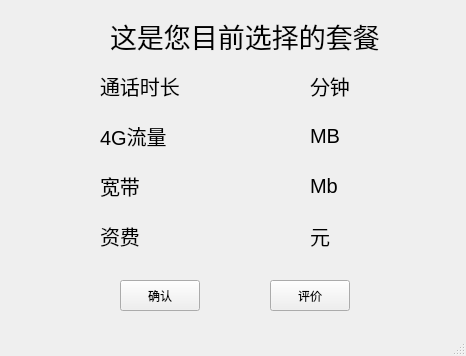
Above: qt03/user_plan.ui from s235784/ProgramDesign before the change. Below: the same form after it.
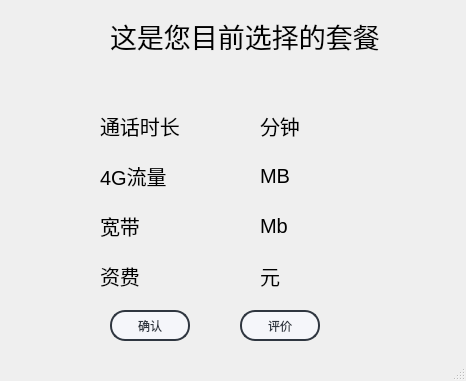
That is the form after the change. Icons and pictures are not drawn.

Commit message: 优化了大部分界面，修改了返回按钮bug

Patch:
```diff
--- a/qt03/user_plan.ui
+++ b/qt03/user_plan.ui
@@ -7,7 +7,7 @@
     <x>0</x>
     <y>0</y>
     <width>466</width>
-    <height>356</height>
+    <height>381</height>
    </rect>
   </property>
   <property name="windowTitle">
@@ -36,7 +36,7 @@
     <property name="geometry">
      <rect>
       <x>100</x>
-      <y>170</y>
+      <y>210</y>
       <width>91</width>
       <height>31</height>
      </rect>
@@ -54,7 +54,7 @@
     <property name="geometry">
      <rect>
       <x>100</x>
-      <y>70</y>
+      <y>110</y>
       <width>81</width>
       <height>31</height>
      </rect>
@@ -72,7 +72,7 @@
     <property name="geometry">
      <rect>
       <x>100</x>
-      <y>120</y>
+      <y>160</y>
       <width>91</width>
       <height>31</height>
      </rect>
@@ -89,8 +89,8 @@
    <widget class="QLabel" name="label_duration">
     <property name="geometry">
      <rect>
-      <x>310</x>
-      <y>70</y>
+      <x>260</x>
+      <y>110</y>
       <width>81</width>
       <height>31</height>
      </rect>
@@ -107,8 +107,8 @@
    <widget class="QLabel" name="label_traffic">
     <property name="geometry">
      <rect>
-      <x>310</x>
-      <y>120</y>
+      <x>260</x>
+      <y>160</y>
       <width>81</width>
       <height>31</height>
      </rect>
@@ -126,7 +126,7 @@
     <property name="geometry">
      <rect>
       <x>100</x>
-      <y>220</y>
+      <y>260</y>
       <width>91</width>
       <height>31</height>
      </rect>
@@ -143,8 +143,8 @@
    <widget class="QLabel" name="label_band">
     <property name="geometry">
      <rect>
-      <x>310</x>
-      <y>170</y>
+      <x>260</x>
+      <y>210</y>
       <width>81</width>
       <height>31</height>
      </rect>
@@ -161,9 +161,9 @@
    <widget class="QLabel" name="label_fee">
     <property name="geometry">
      <rect>
-      <x>310</x>
-      <y>220</y>
-      <width>81</width>
+      <x>260</x>
+      <y>260</y>
+      <width>111</width>
       <height>31</height>
      </rect>
     </property>
@@ -179,12 +179,37 @@
    <widget class="QPushButton" name="pushButton">
     <property name="geometry">
      <rect>
-      <x>120</x>
-      <y>280</y>
+      <x>110</x>
+      <y>310</y>
       <width>80</width>
       <height>31</height>
      </rect>
     </property>
+    <property name="styleSheet">
+     <string notr="true">QPushButton{
+	font: 10pt &quot;微软雅黑&quot;;
+    color: #2f3640;
+    background-color: #f5f6fa;
+    border-color: #2f3640;
+    border-radius: 15px;
+    border-style: solid;
+    border-width: 2px;
+    padding: 5px;
+}
+
+/**鼠标停留在按钮上的样式**/
+QPushButton::hover{	
+    color: #FFFFFF;
+    background-color: #718093;
+    border-color: #2f3640;
+}
+
+/**鼠标按压下去的样式**/
+QPushButton::pressed,QPushButton::checked{
+    color: #FFFFFF;
+    background-color: qlineargradient(spread:pad, x1:0, y1:0, x2:0, y2:1, stop:0 #273c75, stop:1 #487eb0);
+}</string>
+    </property>
     <property name="text">
      <string>确认</string>
     </property>
@@ -192,16 +217,86 @@
    <widget class="QPushButton" name="pushButton_comm">
     <property name="geometry">
      <rect>
-      <x>270</x>
-      <y>280</y>
+      <x>240</x>
+      <y>310</y>
       <width>80</width>
       <height>31</height>
      </rect>
     </property>
+    <property name="styleSheet">
+     <string notr="true">QPushButton{
+	font: 10pt &quot;微软雅黑&quot;;
+    color: #2f3640;
+    background-color: #f5f6fa;
+    border-color: #2f3640;
+    border-radius: 15px;
+    border-style: solid;
+    border-width: 2px;
+    padding: 5px;
+}
+
+/**鼠标停留在按钮上的样式**/
+QPushButton::hover{	
+    color: #FFFFFF;
+    background-color: #718093;
+    border-color: #2f3640;
+}
+
+/**鼠标按压下去的样式**/
+QPushButton::pressed,QPushButton::checked{
+    color: #FFFFFF;
+    background-color: qlineargradient(spread:pad, x1:0, y1:0, x2:0, y2:1, stop:0 #273c75, stop:1 #487eb0);
+}</string>
+    </property>
     <property name="text">
      <string>评价</string>
     </property>
    </widget>
+   <widget class="QLabel" name="label_5">
+    <property name="geometry">
+     <rect>
+      <x>0</x>
+      <y>10</y>
+      <width>471</width>
+      <height>331</height>
+     </rect>
+    </property>
+    <property name="styleSheet">
+     <string notr="true">border-image: url(:/user_plan_new.png);</string>
+    </property>
+    <property name="text">
+     <string/>
+    </property>
+   </widget>
+   <widget class="QLabel" name="label_6">
+    <property name="geometry">
+     <rect>
+      <x>-10</x>
+      <y>10</y>
+      <width>91</width>
+      <height>71</height>
+     </rect>
+    </property>
+    <property name="styleSheet">
+     <string notr="true">border-image: url(:/logo_trans.png);</string>
+    </property>
+    <property name="text">
+     <string/>
+    </property>
+   </widget>
+   <zorder>label_5</zorder>
+   <zorder>label</zorder>
+   <zorder>label_4</zorder>
+   <zorder>label_2</zorder>
+   <zorder>label_3</zorder>
+   <zorder>label_duration</zorder>
+   <zorder>label_traffic</zorder>
+   <zorder>label_7</zorder>
+   <zorder>label_band</zorder>
+   <zorder>label_fee</zorder>
+   <zorder>pushButton</zorder>
+   <zorder>pushButton_comm</zorder>
+   <zorder>label_6</zorder>
   </widget>
   <widget class="QMenuBar" name="menubar">
    <property name="geometry">
```
The commit also changes 34 other files.
